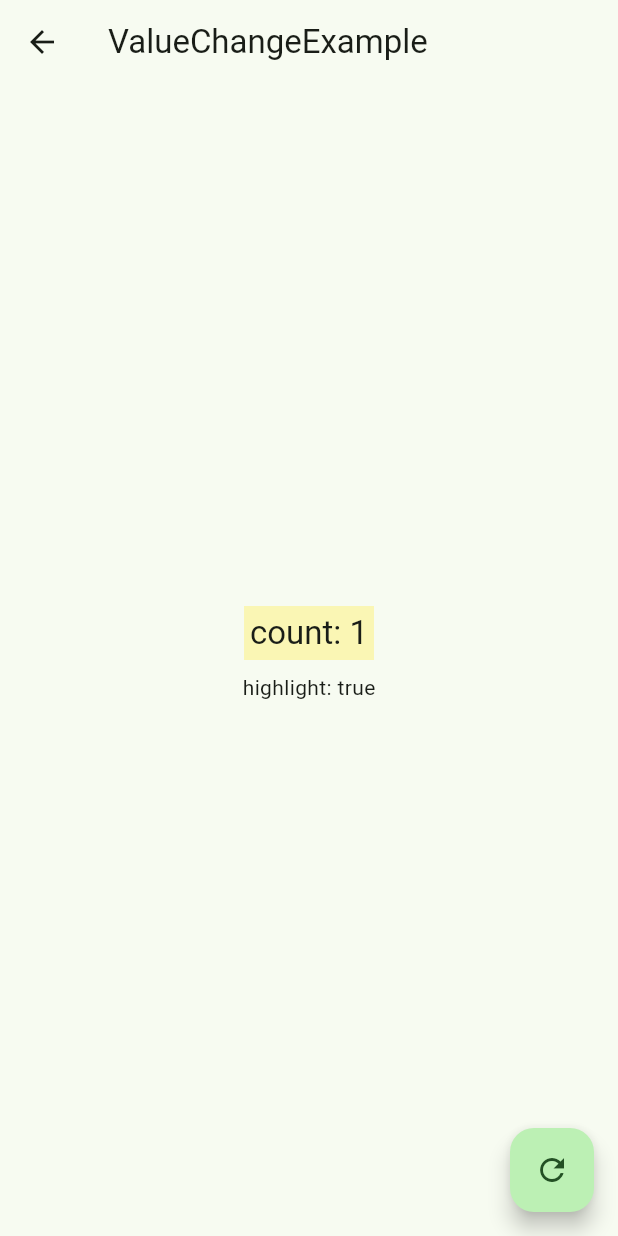
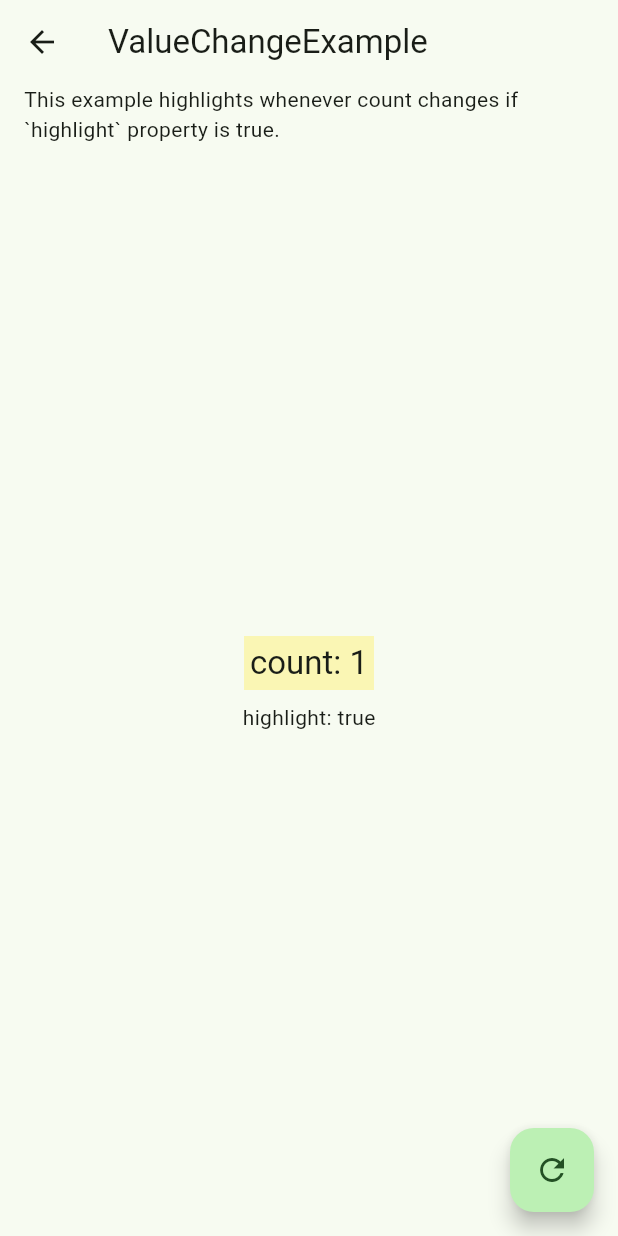
Before and after one commit to htsuruo/smooth_highlight, a Flutter app: the _ValueChangeExample screen opened by its route, after a tap on the "refresh" icon, on a phone screen of 412 x 824 dp. Run offline on Flutter 3.47's test engine with Material 2 defaults, Android fonts, the phone set to English and light mode, and no system bars; missing offline and left inert: touch_indicator.

Commit message:
Refactor example

```diff
--- a/example/lib/main.dart
+++ b/example/lib/main.dart
@@ -163,6 +163,7 @@ class _ContainerExampleState extends State<_ContainerExample> {
   }
 }
 
+/// Highlights whenever count changes if `highlight` property changes true.
 class _ValueChangeExample extends StatefulWidget {
   const _ValueChangeExample();
 
@@ -174,7 +175,7 @@ class _ValueChangeExample extends StatefulWidget {
 
 class _ValueChangeExampleState extends State<_ValueChangeExample> {
   var count = 0;
-  var canUpdate = true;
+  var highlight = true;
   @override
   Widget build(BuildContext context) {
     final theme = Theme.of(context);
@@ -182,10 +183,18 @@ class _ValueChangeExampleState extends State<_ValueChangeExample> {
       appBar: AppBar(
         title: const Text(_ValueChangeExample.title),
       ),
-      body: Center(
+      body: Column(
+        children: [
+          const Padding(
+            padding: EdgeInsets.symmetric(horizontal: 16),
+            child: Text(
+              'This example highlights whenever count changes if `highlight` property is true.',
+            ),
+          ),
+          Expanded(
+            child: Center(
               child: Column(
                 mainAxisSize: MainAxisSize.min,
-          crossAxisAlignment: CrossAxisAlignment.center,
                 children: [
                   ValueChangeHighlight(
                     value: count,
@@ -199,20 +208,23 @@ class _ValueChangeExampleState extends State<_ValueChangeExample> {
                   Padding(
                     padding: const EdgeInsets.all(8.0),
                     child: Text(
-                'highlight: ${!canUpdate}',
+                      'highlight: ${!highlight}',
                     ),
                   ),
                 ],
               ),
             ),
+          )
+        ],
+      ),
       floatingActionButton: FloatingActionButton(
         onPressed: () {
           setState(() {
-            // if canUpdate is false, this widget rebuilds but cannot show highlight.
-            if (canUpdate) {
+            // if `highlight` is false, this widget rebuilds but cannot show highlight.
+            if (highlight) {
               count++;
             }
-            canUpdate = !canUpdate;
+            highlight = !highlight;
           });
         },
         child: const Icon(Icons.refresh),
@@ -221,6 +233,7 @@ class _ValueChangeExampleState extends State<_ValueChangeExample> {
   }
 }
 
+/// Highlights whenever count changes unless count `null` or `2`
 class _ValueChangeCustomExample extends StatefulWidget {
   const _ValueChangeCustomExample();
 
@@ -240,7 +253,16 @@ class _ValueChangeCustomExampleState extends State<_ValueChangeCustomExample> {
       appBar: AppBar(
         title: const Text(_ValueChangeCustomExample.title),
       ),
-      body: Center(
+      body: Column(
+        children: [
+          const Padding(
+            padding: EdgeInsets.symmetric(horizontal: 16),
+            child: Text(
+              'This example highlights whenever count changes unless count `null` or `2`',
+            ),
+          ),
+          Expanded(
+            child: Center(
               child: ValueChangeHighlight(
                 value: count,
                 // disable highlight if count changes from `null` or `2`.
@@ -253,6 +275,9 @@ class _ValueChangeCustomExampleState extends State<_ValueChangeCustomExample> {
                 ),
               ),
             ),
+          )
+        ],
+      ),
       floatingActionButton: FloatingActionButton(
         onPressed: () {
           setState(() {
```
Also changed, not shown: 1 other file. Lines whose indentation alone changed are shown as unchanged.
